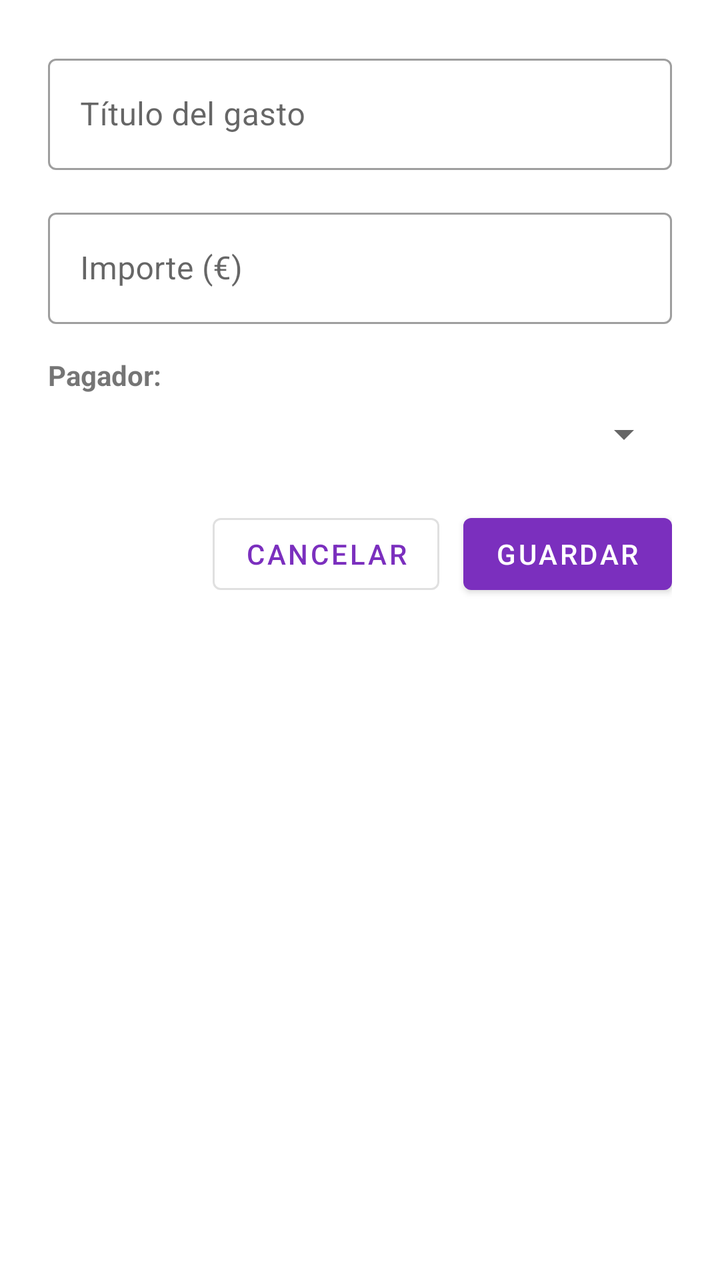
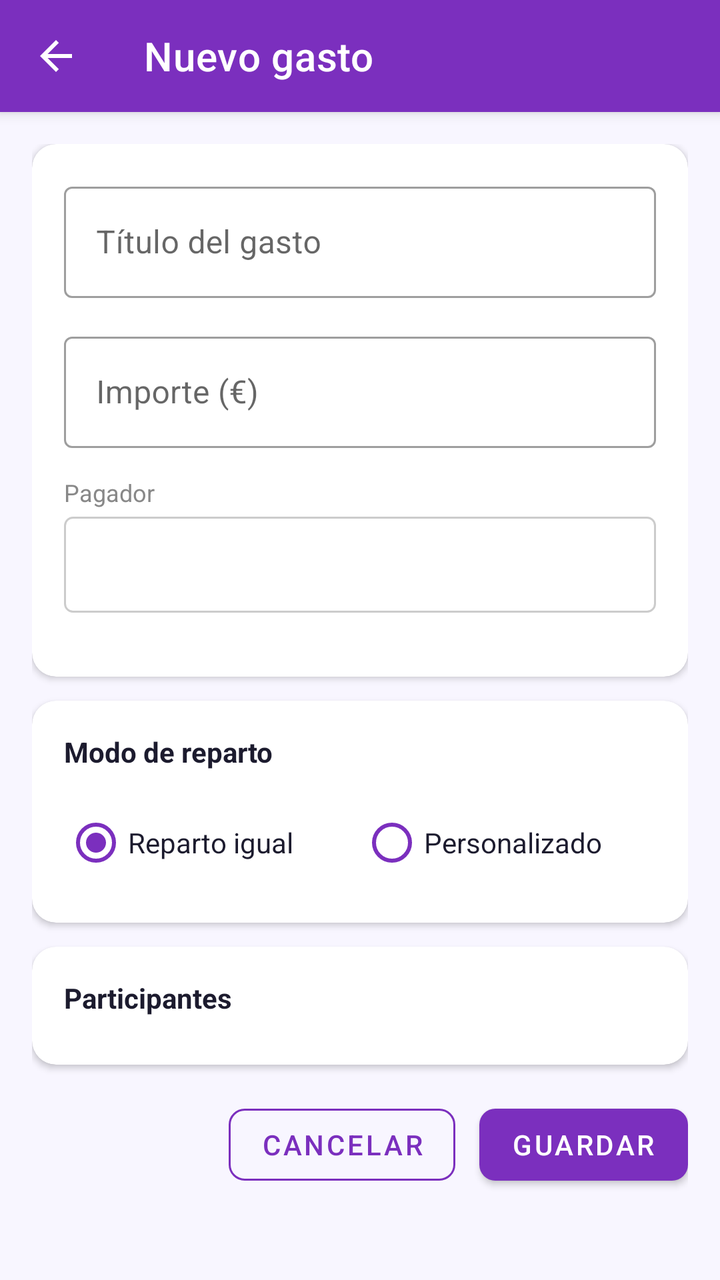

The first picture is an Android layout as it rendered before a commit; the second is the same layout after the commit. The layout source and the unified diff follow.
<!-- AndroidManifest.xml: application theme Theme.SplitUp -->
<!-- res/layout/activity_create_expense.xml -->
<?xml version="1.0" encoding="utf-8"?>
<ScrollView xmlns:android="http://schemas.android.com/apk/res/android"
    android:layout_width="match_parent"
    android:layout_height="match_parent">

    <LinearLayout
        android:layout_width="match_parent"
        android:layout_height="wrap_content"
        android:orientation="vertical"
        android:padding="24dp">

        <com.google.android.material.textfield.TextInputLayout
            android:layout_width="match_parent"
            android:layout_height="wrap_content"
            android:hint="Título del gasto"
            style="@style/Widget.MaterialComponents.TextInputLayout.OutlinedBox"
            android:layout_marginBottom="16dp">
            <com.google.android.material.textfield.TextInputEditText
                android:id="@+id/etTitle"
                android:layout_width="match_parent"
                android:layout_height="wrap_content"
                android:inputType="text"/>
        </com.google.android.material.textfield.TextInputLayout>

        <com.google.android.material.textfield.TextInputLayout
            android:layout_width="match_parent"
            android:layout_height="wrap_content"
            android:hint="Importe (€)"
            style="@style/Widget.MaterialComponents.TextInputLayout.OutlinedBox"
            android:layout_marginBottom="16dp">
            <com.google.android.material.textfield.TextInputEditText
                android:id="@+id/etAmount"
                android:layout_width="match_parent"
                android:layout_height="wrap_content"
                android:inputType="numberDecimal"/>
        </com.google.android.material.textfield.TextInputLayout>

        <TextView
            android:layout_width="wrap_content"
            android:layout_height="wrap_content"
            android:text="Pagador:"
            android:textStyle="bold"
            android:layout_marginBottom="8dp"/>

        <Spinner
            android:id="@+id/spinnerPayer"
            android:layout_width="match_parent"
            android:layout_height="wrap_content"
            android:layout_marginBottom="24dp"/>

        <ProgressBar
            android:id="@+id/progressBar"
            android:layout_width="wrap_content"
            android:layout_height="wrap_content"
            android:layout_gravity="center_horizontal"
            android:visibility="gone"
            android:layout_marginBottom="16dp"/>

        <LinearLayout
            android:layout_width="match_parent"
            android:layout_height="wrap_content"
            android:orientation="horizontal"
            android:gravity="end">

            <com.google.android.material.button.MaterialButton
                android:id="@+id/btnCancel"
                android:layout_width="wrap_content"
                android:layout_height="wrap_content"
                android:text="Cancelar"
                android:layout_marginEnd="12dp"
                style="@style/Widget.MaterialComponents.Button.OutlinedButton"/>

            <com.google.android.material.button.MaterialButton
                android:id="@+id/btnSave"
                android:layout_width="wrap_content"
                android:layout_height="wrap_content"
                android:text="Guardar"/>

        </LinearLayout>

    </LinearLayout>
</ScrollView>
<!-- resources referenced by this layout -->
<resources>
  <style name="Theme.SplitUp" parent="Theme.MaterialComponents.DayNight.DarkActionBar">
          <item name="colorPrimary">#7B2FBE</item>
          <item name="colorPrimaryVariant">#5C1A9A</item>
          <item name="colorOnPrimary">@android:color/white</item>
          <item name="colorSecondary">#E040FB</item>
          <item name="colorOnSecondary">@android:color/white</item>
          <item name="android:statusBarColor">#5C1A9A</item>
      </style>
</resources>

<!-- the commit's change to res/layout/activity_create_expense.xml (unified diff, before → after) -->
@@ -1,82 +1,240 @@
 <?xml version="1.0" encoding="utf-8"?>
-<ScrollView xmlns:android="http://schemas.android.com/apk/res/android"
+<androidx.coordinatorlayout.widget.CoordinatorLayout
+    xmlns:android="http://schemas.android.com/apk/res/android"
+    xmlns:app="http://schemas.android.com/apk/res-auto"
     android:layout_width="match_parent"
-    android:layout_height="match_parent">
-
-    <LinearLayout
+    android:layout_height="match_parent"
+    android:background="@color/colorBackground"
+    android:fitsSystemWindows="true">
+
+    <com.google.android.material.appbar.AppBarLayout
         android:layout_width="match_parent"
         android:layout_height="wrap_content"
-        android:orientation="vertical"
-        android:padding="24dp">
-
-        <com.google.android.material.textfield.TextInputLayout
+        android:background="@color/colorPrimary"
+        app:elevation="4dp">
+
+        <androidx.appcompat.widget.Toolbar
+            android:id="@+id/toolbar"
             android:layout_width="match_parent"
-            android:layout_height="wrap_content"
-            android:hint="Título del gasto"
-            style="@style/Widget.MaterialComponents.TextInputLayout.OutlinedBox"
-            android:layout_marginBottom="16dp">
-            <com.google.android.material.textfield.TextInputEditText
-                android:id="@+id/etTitle"
-                android:layout_width="match_parent"
-                android:layout_height="wrap_content"
-                android:inputType="text"/>
-        </com.google.android.material.textfield.TextInputLayout>
-
-        <com.google.android.material.textfield.TextInputLayout
-            android:layout_width="match_parent"
-            android:layout_height="wrap_content"
-            android:hint="Importe (€)"
-            style="@style/Widget.MaterialComponents.TextInputLayout.OutlinedBox"
-            android:layout_marginBottom="16dp">
-            <com.google.android.material.textfield.TextInputEditText
-                android:id="@+id/etAmount"
-                android:layout_width="match_parent"
-                android:layout_height="wrap_content"
-                android:inputType="numberDecimal"/>
-        </com.google.android.material.textfield.TextInputLayout>
-
-        <TextView
-            android:layout_width="wrap_content"
-            android:layout_height="wrap_content"
-            android:text="Pagador:"
-            android:textStyle="bold"
-            android:layout_marginBottom="8dp"/>
-
-        <Spinner
-            android:id="@+id/spinnerPayer"
-            android:layout_width="match_parent"
-            android:layout_height="wrap_content"
-            android:layout_marginBottom="24dp"/>
-
-        <ProgressBar
-            android:id="@+id/progressBar"
-            android:layout_width="wrap_content"
-            android:layout_height="wrap_content"
-            android:layout_gravity="center_horizontal"
-            android:visibility="gone"
-            android:layout_marginBottom="16dp"/>
+            android:layout_height="?attr/actionBarSize"
+            android:background="@android:color/transparent"
+            app:navigationIcon="@drawable/ic_back"
+            app:navigationIconTint="@android:color/white"
+            app:title="Nuevo gasto"
+            app:titleTextColor="@android:color/white"/>
+
+    </com.google.android.material.appbar.AppBarLayout>
+
+    <androidx.core.widget.NestedScrollView
+        android:layout_width="match_parent"
+        android:layout_height="match_parent"
+        app:layout_behavior="@string/appbar_scrolling_view_behavior">
 
         <LinearLayout
             android:layout_width="match_parent"
             android:layout_height="wrap_content"
-            android:orientation="horizontal"
-            android:gravity="end">
-
-            <com.google.android.material.button.MaterialButton
-                android:id="@+id/btnCancel"
+            android:orientation="vertical"
+            android:padding="16dp">
+
+            
+            <androidx.cardview.widget.CardView
+                android:layout_width="match_parent"
+                android:layout_height="wrap_content"
+                android:layout_marginBottom="12dp"
+                app:cardCornerRadius="12dp"
+                app:cardElevation="2dp"
+                app:cardBackgroundColor="@color/colorSurface">
+
+                <LinearLayout
+                    android:layout_width="match_parent"
+                    android:layout_height="wrap_content"
+                    android:orientation="vertical"
+                    android:padding="16dp">
+
+                    <com.google.android.material.textfield.TextInputLayout
+                        android:layout_width="match_parent"
+                        android:layout_height="wrap_content"
+                        android:hint="Título del gasto"
+                        style="@style/Widget.MaterialComponents.TextInputLayout.OutlinedBox"
+                        android:layout_marginBottom="14dp">
+                        <com.google.android.material.textfield.TextInputEditText
+                            android:id="@+id/etTitle"
+                            android:layout_width="match_parent"
+                            android:layout_height="wrap_content"
+                            android:inputType="textCapSentences"
+                            android:imeOptions="actionNext"/>
+                    </com.google.android.material.textfield.TextInputLayout>
+
+                    <com.google.android.material.textfield.TextInputLayout
+                        android:layout_width="match_parent"
+                        android:layout_height="wrap_content"
+                        android:hint="Importe (€)"
+                        style="@style/Widget.MaterialComponents.TextInputLayout.OutlinedBox"
+                        android:layout_marginBottom="14dp">
+                        <com.google.android.material.textfield.TextInputEditText
+                            android:id="@+id/etAmount"
+                            android:layout_width="match_parent"
+                            android:layout_height="wrap_content"
+                            android:inputType="numberDecimal"
+                            android:imeOptions="actionNext"/>
+                    </com.google.android.material.textfield.TextInputLayout>
+
+                    <TextView
+                        android:layout_width="wrap_content"
+                        android:layout_height="wrap_content"
+                        android:text="Pagador"
+                        android:textSize="12sp"
+                        android:textColor="@color/colorTextGrey"
+                        android:layout_marginBottom="4dp"/>
+
+                    <Spinner
+                        android:id="@+id/spinnerPayer"
+                        android:layout_width="match_parent"
+                        android:layout_height="48dp"
+                        android:background="@drawable/spinner_background"
+                        android:layout_marginBottom="16dp"/>
+
+                </LinearLayout>
+            </androidx.cardview.widget.CardView>
+
+            
+            <androidx.cardview.widget.CardView
+                android:layout_width="match_parent"
+                android:layout_height="wrap_content"
+                android:layout_marginBottom="12dp"
+                app:cardCornerRadius="12dp"
+                app:cardElevation="2dp"
+                app:cardBackgroundColor="@color/colorSurface">
+
+                <LinearLayout
+                    android:layout_width="match_parent"
+                    android:layout_height="wrap_content"
+                    android:orientation="vertical"
+                    android:padding="16dp">
+
+                    <TextView
+                        android:layout_width="wrap_content"
+                        android:layout_height="wrap_content"
+                        android:text="Modo de reparto"
+                        android:textSize="14sp"
+                        android:textStyle="bold"
+                        android:textColor="@color/colorTextDark"
+                        android:layout_marginBottom="12dp"/>
+
+                    <RadioGroup
+                        android:id="@+id/rgSplitMode"
+                        android:layout_width="match_parent"
+                        android:layout_height="wrap_content"
+                        android:orientation="horizontal">
+
+                        <RadioButton
+                            android:id="@+id/rbEqual"
+                            android:layout_width="0dp"
+                            android:layout_height="wrap_content"
+                            android:layout_weight="1"
+                            android:text="Reparto igual"
+                            android:textColor="@color/colorTextDark"
+                            android:checked="true"
+                            android:buttonTint="@color/colorPrimary"/>
+
+                        <RadioButton
+                            android:id="@+id/rbCustom"
+                            android:layout_width="0dp"
+                            android:layout_height="wrap_content"
+                            android:layout_weight="1"
+                            android:text="Personalizado"
+                            android:textColor="@color/colorTextDark"
+                            android:buttonTint="@color/colorPrimary"/>
+
+                    </RadioGroup>
+
+                </LinearLayout>
+            </androidx.cardview.widget.CardView>
+
+            
+            <androidx.cardview.widget.CardView
+                android:layout_width="match_parent"
+                android:layout_height="wrap_content"
+                android:layout_marginBottom="16dp"
+                app:cardCornerRadius="12dp"
+                app:cardElevation="2dp"
+                app:cardBackgroundColor="@color/colorSurface">
+
+                <LinearLayout
+                    android:layout_width="match_parent"
+                    android:layout_height="wrap_content"
+                    android:orientation="vertical"
+                    android:padding="16dp">
+
+                    <LinearLayout
+                        android:layout_width="match_parent"
+                        android:layout_height="wrap_content"
+                        android:orientation="horizontal"
+                        android:gravity="center_vertical"
+                        android:layout_marginBottom="8dp">
+
+                        <TextView
+                            android:layout_width="0dp"
+                            android:layout_height="wrap_content"
+                            android:layout_weight="1"
+                            android:text="Participantes"
+                            android:textSize="14sp"
+                            android:textStyle="bold"
+                            android:textColor="@color/colorTextDark"/>
+
+                        <TextView
+                            android:id="@+id/tvCustomHint"
+                            android:layout_width="wrap_content"
+                            android:layout_height="wrap_content"
+                            android:text="Introduce el importe de cada uno"
+                            android:textSize="11sp"
+                            android:textColor="@color/colorPrimary"
+                            android:visibility="gone"/>
+
+                    </LinearLayout>
+
+                    <androidx.recyclerview.widget.RecyclerView
+                        android:id="@+id/recyclerParticipants"
+                        android:layout_width="match_parent"
+                        android:layout_height="wrap_content"
+                        android:nestedScrollingEnabled="false"/>
+
+                </LinearLayout>
+            </androidx.cardview.widget.CardView>
+
+            <ProgressBar
+                android:id="@+id/progressBar"
                 android:layout_width="wrap_content"
                 android:layout_height="wrap_content"
-                android:text="Cancelar"
-                android:layout_marginEnd="12dp"
-                style="@style/Widget.MaterialComponents.Button.OutlinedButton"/>
-
-            <com.google.android.material.button.MaterialButton
-                android:id="@+id/btnSave"
-                android:layout_width="wrap_content"
-                android:layout_height="wrap_content"
-                android:text="Guardar"/>
+                android:layout_gravity="center_horizontal"
+                android:visibility="gone"
+                android:layout_marginBottom="12dp"/>
+
+            
+            <LinearLayout
+                android:layout_width="match_parent"
+                android:layout_height="wrap_content"
+                android:orientation="horizontal"
+                android:gravity="end">
+
+                <com.google.android.material.button.MaterialButton
+                    android:id="@+id/btnCancel"
+                    android:layout_width="wrap_content"
+                    android:layout_height="wrap_content"
+                    android:text="Cancelar"
+                    android:layout_marginEnd="12dp"
+                    style="@style/SplitUp.Button.Outlined"/>
+
+                <com.google.android.material.button.MaterialButton
+                    android:id="@+id/btnSave"
+                    android:layout_width="wrap_content"
+                    android:layout_height="wrap_content"
+                    android:text="Guardar"
+                    style="@style/SplitUp.Button.Primary"/>
+
+            </LinearLayout>
 
         </LinearLayout>
-
-    </LinearLayout>
-</ScrollView>
+    </androidx.core.widget.NestedScrollView>
+
+</androidx.coordinatorlayout.widget.CoordinatorLayout>
<!-- resource entries referenced after the edit -->
@@ -1,12 +1,78 @@
 <!-- resources referenced by this layout -->
 <resources>
-  <style name="Theme.SplitUp" parent="Theme.MaterialComponents.DayNight.DarkActionBar">
-          <item name="colorPrimary">#7B2FBE</item>
-          <item name="colorPrimaryVariant">#5C1A9A</item>
+  <color name="colorBackground">#F8F6FF</color>
+  <color name="colorPrimary">#7B2FBE</color>
+  <color name="colorSurface">#FFFFFF</color>
+  <color name="colorTextDark">#1C1B2E</color>
+  <color name="colorTextGrey">#888888</color>
+  <!-- drawable ic_back (drawable) -->
+  <?xml version="1.0" encoding="utf-8"?>
+  <vector xmlns:android="http://schemas.android.com/apk/res/android"
+      android:width="24dp"
+      android:height="24dp"
+      android:viewportWidth="24"
+      android:viewportHeight="24">
+      <path
+          android:fillColor="@android:color/white"
+          android:pathData="M20,11H7.83l5.59,-5.59L12,4l-8,8 8,8 1.41,-1.41L7.83,13H20v-2z"/>
+  </vector>
+  <!-- drawable spinner_background (drawable) -->
+  <?xml version="1.0" encoding="utf-8"?>
+  <layer-list xmlns:android="http://schemas.android.com/apk/res/android">
+      <item>
+          <shape android:shape="rectangle">
+              <solid android:color="@android:color/white"/>
+              <stroke android:width="1dp" android:color="#CCCCCC"/>
+              <corners android:radius="4dp"/>
+          </shape>
+      </item>
+  </layer-list>
+  <style name="SplitUp.Button.Outlined" parent="Widget.MaterialComponents.Button.OutlinedButton">
+          <item name="strokeColor">@color/colorPrimary</item>
+          <item name="android:textColor">@color/colorPrimary</item>
+          <item name="cornerRadius">8dp</item>
+      </style>
+  <style name="SplitUp.Button.Primary" parent="Widget.MaterialComponents.Button">
+          <item name="backgroundTint">@color/colorPrimary</item>
+          <item name="android:textColor">@android:color/white</item>
+          <item name="cornerRadius">8dp</item>
+      </style>
+  <style name="Theme.SplitUp" parent="Theme.MaterialComponents.DayNight.NoActionBar">
+          <item name="colorPrimary">@color/colorPrimary</item>
+          <item name="colorPrimaryVariant">@color/colorPrimaryDark</item>
           <item name="colorOnPrimary">@android:color/white</item>
-          <item name="colorSecondary">#E040FB</item>
+          <item name="colorSecondary">@color/colorSecondary</item>
           <item name="colorOnSecondary">@android:color/white</item>
-          <item name="android:statusBarColor">#5C1A9A</item>
+          <item name="android:statusBarColor">@color/colorPrimaryDark</item>
+          <item name="android:windowBackground">@color/colorBackground</item>
+  
+          
+          <item name="toolbarStyle">@style/SplitUp.Toolbar</item>
+  
+          
+          <item name="tabStyle">@style/SplitUp.TabItem</item>
+  
+          
+          <item name="colorControlActivated">@color/colorPrimary</item>
+          <item name="colorControlNormal">@color/colorTextGrey</item>
+  
+          
+          <item name="materialButtonStyle">@style/SplitUp.Button.Primary</item>
+          <item name="materialButtonOutlinedStyle">@style/SplitUp.Button.Outlined</item>
+      </style>
+  <color name="colorPrimaryDark">#5C1A9A</color>
+  <color name="colorSecondary">#E040FB</color>
+  <style name="SplitUp.Toolbar" parent="Widget.MaterialComponents.Toolbar">
+          <item name="background">@color/colorPrimary</item>
+          <item name="titleTextColor">@android:color/white</item>
+          <item name="subtitleTextColor">#CCFFFFFF</item>
+      </style>
+  <style name="SplitUp.TabItem" parent="Widget.MaterialComponents.TabLayout">
+          <item name="tabIndicatorColor">@android:color/white</item>
+          <item name="tabSelectedTextColor">@android:color/white</item>
+          <item name="tabTextColor">#BBFFFFFF</item>
+          <item name="tabBackground">@color/colorPrimary</item>
+          <item name="tabIndicatorFullWidth">false</item>
       </style>
 </resources>
 
